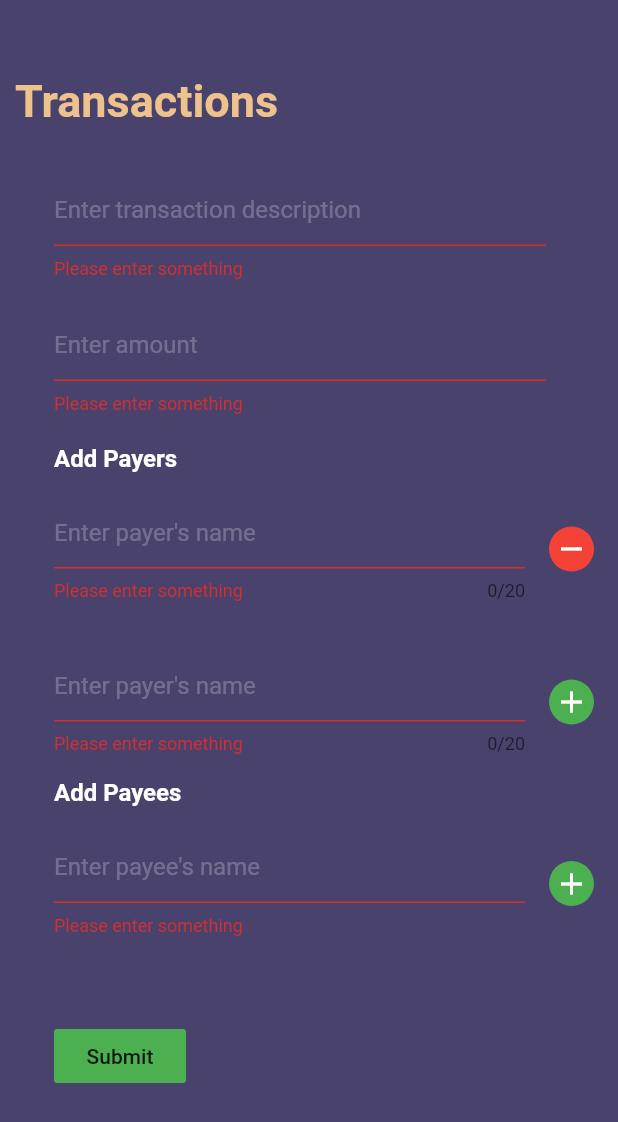
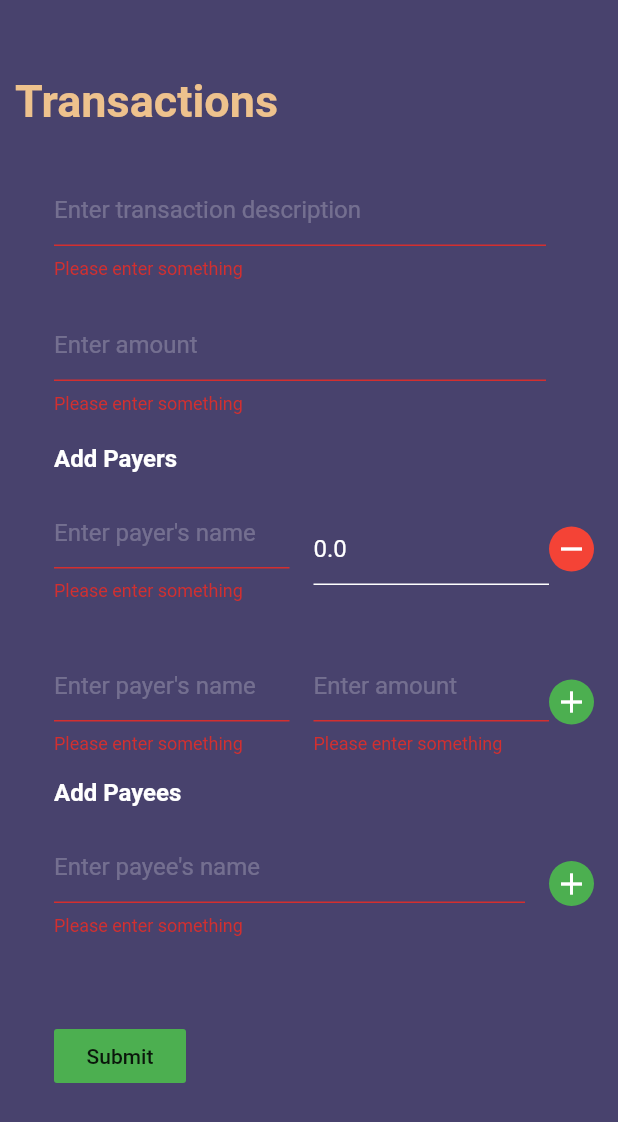
Before and after one commit to marcuspeh/Splitlux, a Flutter app: the GroupTransactionView screen opened directly, after a tap on the "add" icon, after a tap on "Submit", on a phone screen of 412 x 824 dp. Shown: the top 1122 px of the screen. Run offline on Flutter 3.47's test engine with Material 2 defaults, Android fonts, the light colour scheme and no system bars; our stand-ins replace flutter_secure_storage; missing offline and left inert: dart:ffi; accounts and stored records are empty.

Commit message:
Add numberfield to payers in Transaction screen

```diff
--- a/frontend/lib/GroupTransactionView.dart
+++ b/frontend/lib/GroupTransactionView.dart
@@ -1,6 +1,7 @@
 import 'dart:ffi';
 
 import 'package:flutter/material.dart';
+import 'package:flutter/services.dart';
 import 'package:frontend/GroupView.dart';
 import 'package:frontend/constants.dart';
 
@@ -12,21 +13,22 @@ class GroupTransactionView extends StatefulWidget {
 class _GroupTransactionViewState extends State<GroupTransactionView> {
   final _formKey = GlobalKey<FormState>();
   late TextEditingController _nameController;
-  late TextEditingController _amountController;
+  late TextEditingController _totalAmountController;
   static List<String?> payerList = [null];
+  static List<double?> payerAmount = [null];
   static List<String?> payeeList = [null];
 
   @override
   void initState() {
     super.initState();
     _nameController = TextEditingController();
-    _amountController = TextEditingController();
+    _totalAmountController = TextEditingController();
   }
 
   @override
   void dispose() {
     _nameController.dispose();
-    _amountController.dispose();
+        _totalAmountController.dispose();
     super.dispose();
   }
 
@@ -112,7 +114,7 @@ class _GroupTransactionViewState extends State<GroupTransactionView> {
                 padding: const EdgeInsets.only(right: 32.0),
                 child: TextFormField(
                   style: TextStyle(color: Colors.white),
-                  controller: _amountController,
+                  controller: _totalAmountController,
                   keyboardType: TextInputType.number,
                   decoration: InputDecoration(
                       enabledBorder: UnderlineInputBorder(
@@ -178,6 +180,8 @@ class _GroupTransactionViewState extends State<GroupTransactionView> {
             SizedBox(
               width: 16,
             ),
+            Expanded(child: PayerTextFieldsAmount(i)
+              ),
             // we need add button at last payer row
             _addRemovePayerButton(i == payerList.length - 1, i),
           ],
@@ -294,6 +298,7 @@ class _PayerTextFieldsState extends State<PayerTextFields> {
       controller: _nameController,
       onChanged: (v) => _GroupTransactionViewState.payerList[widget.index] = v,
       decoration: InputDecoration(
+        counterText: "",
           enabledBorder: UnderlineInputBorder(
             borderSide: BorderSide(color: Colors.white),
           ),
@@ -306,6 +311,55 @@ class _PayerTextFieldsState extends State<PayerTextFields> {
         return null;
       },
     );
+  }
+}
+
+class PayerTextFieldsAmount extends StatefulWidget {
+  final int index;
+  PayerTextFieldsAmount(this.index);
+  @override
+  _PayerTextFieldsAmountState createState() => _PayerTextFieldsAmountState();
+}
+
+class _PayerTextFieldsAmountState extends State<PayerTextFieldsAmount> {
+  late TextEditingController _payerAmountController;
+
+  @override
+  void initState() {
+    super.initState();
+    _payerAmountController = TextEditingController();
+  }
+
+  @override
+  void dispose() {
+    _payerAmountController.dispose();
+    super.dispose();
+  }
+
+  @override
+  Widget build(BuildContext context) {
+    WidgetsBinding.instance?.addPostFrameCallback((timeStamp) {
+      _payerAmountController.text =
+          (_GroupTransactionViewState.payerAmount[widget.index] ?? 0.0).toString();
+    });
+
+    return TextFormField(
+                  style: TextStyle(color: Colors.white),
+                  controller: _payerAmountController,
+                  keyboardType: TextInputType.number,
+                  decoration: InputDecoration(
+                      enabledBorder: UnderlineInputBorder(
+                        borderSide: BorderSide(color: Colors.white),
+                      ),
+                      focusedBorder: UnderlineInputBorder(
+                          borderSide: BorderSide(color: Colors.white)),
+                      hintText: 'Enter amount',
+                      hintStyle: TextStyle(color: Colors.white24)),
+                  validator: (v) {
+                    if (v!.trim().isEmpty) return 'Please enter something';
+                    return null;
+                  },
+                );
   }
 }
 
--- a/frontend/lib/main.dart
+++ b/frontend/lib/main.dart
@@ -1,6 +1,7 @@
 import 'dart:convert';
 
 import 'package:flutter/material.dart';
+import 'package:frontend/GroupTransactionView.dart';
 import 'package:frontend/screens/SignInView.dart';
 import 'package:frontend/HomePage.dart';
 import 'package:frontend/api/api.dart';
@@ -42,7 +43,7 @@ class MyApp extends StatelessWidget {
                     ascii.decode(base64.decode(base64.normalize(jwt[1]))));
                 if (DateTime.fromMillisecondsSinceEpoch(payload["exp"] * 1000)
                     .isAfter(DateTime.now())) {
-                  return HomePage(str, payload);
+                  return GroupTransactionView();
                 } else {
                   return SignIn();
                 }
```
